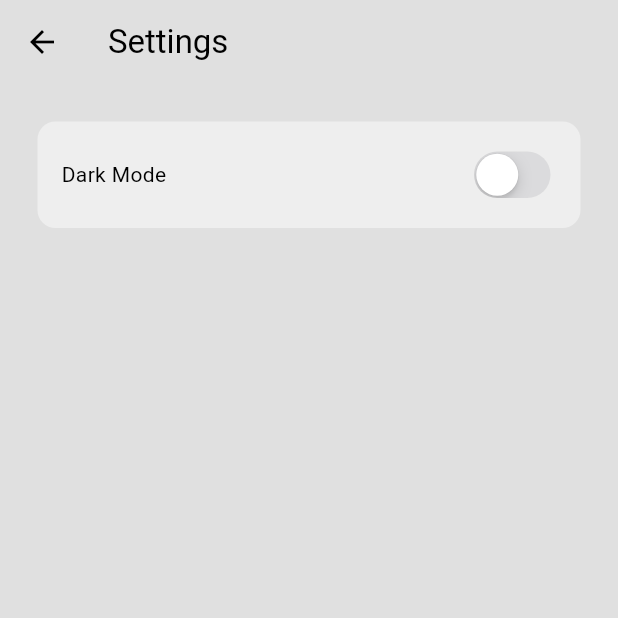
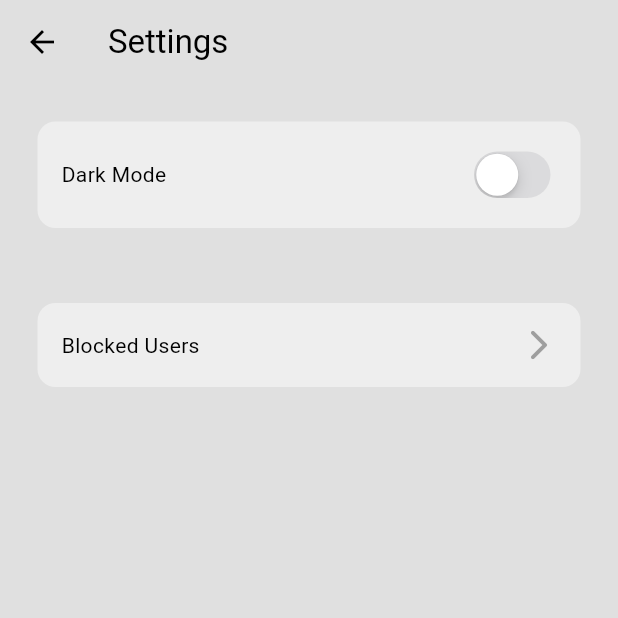
Before and after one commit to AgrPaavan/flutter-chat-app, a Flutter app: the screen it shows once a user with an empty profile is signed in, in the side drawer, after a tap on "S E T T I N G S", on a phone screen of 412 x 824 dp, the top half of it. Run offline on Flutter 3.47's test engine with Material 3 defaults, Android fonts, the phone set to English and light mode, and no system bars; our stand-ins replace cloud_firestore, firebase_auth, firebase_core; accounts and stored records are empty; statements that could not run were skipped.

```diff
--- a/lib/pages/chat_page.dart
+++ b/lib/pages/chat_page.dart
@@ -9,7 +9,7 @@ class ChatPage extends StatefulWidget {
   final String receiverEmail;
   final String receiverId;
 
-  ChatPage({
+  const ChatPage({
     super.key,
     required this.receiverEmail,
     required this.receiverId,
@@ -119,11 +119,11 @@ class _ChatPageState extends State<ChatPage> {
 
     bool isCurrentUser = data['senderId'] == _authService.getCurrentUser()!.uid;
 
-    var alignmenst =
+    var alignment =
         isCurrentUser ? Alignment.centerRight : Alignment.centerLeft;
 
     return Container(
-      alignment: alignmenst,
+      alignment: alignment,
       child: ChatBubble(
         message: data["message"],
         isCurrentUser: isCurrentUser,
--- a/lib/pages/settings_page.dart
+++ b/lib/pages/settings_page.dart
@@ -1,3 +1,4 @@
+import "package:chat_app/pages/blocked_users_page.dart";
 import "package:chat_app/themes/theme_provider.dart";
 import "package:flutter/cupertino.dart";
 import "package:flutter/material.dart";
@@ -8,15 +9,29 @@ class SettingsPage extends StatelessWidget {
 
   @override
   Widget build(BuildContext context) {
+    bool isDarkMode =
+        Provider.of<ThemeProvider>(context, listen: false).isDarkMode;
+
     return Scaffold(
       backgroundColor: Theme.of(context).colorScheme.surface,
       appBar: AppBar(
-        title: const Text("Settings"),
+        title: Text(
+          "Settings",
+          style: TextStyle(
+            color: isDarkMode ? Colors.white : Colors.black,
+          ),
+        ),
         backgroundColor: Colors.transparent,
         foregroundColor: Colors.black,
         elevation: 0,
       ),
-      body: Container(
+      body: Center(
+        child: ConstrainedBox(
+          constraints: const BoxConstraints(maxWidth: 600),
+          child: Column(
+            children: [
+              // Theme toggle
+              Container(
                 decoration: BoxDecoration(
                     color: Theme.of(context).colorScheme.secondary,
                     borderRadius: BorderRadius.circular(12)),
@@ -27,7 +42,8 @@ class SettingsPage extends StatelessWidget {
                   children: [
                     const Text("Dark Mode"),
                     CupertinoSwitch(
-                value: Provider.of<ThemeProvider>(context, listen: false)
+                        value:
+                            Provider.of<ThemeProvider>(context, listen: false)
                                 .isDarkMode,
                         onChanged: (value) =>
                             Provider.of<ThemeProvider>(context, listen: false)
@@ -35,6 +51,36 @@ class SettingsPage extends StatelessWidget {
                   ],
                 ),
               ),
+
+              // Blocked users page
+              GestureDetector(
+                onTap: () {
+                  Navigator.push(
+                    context,
+                    MaterialPageRoute(builder: (context) => BlockedUsersPage()),
+                  );
+                },
+                child: Container(
+                  decoration: BoxDecoration(
+                      color: Theme.of(context).colorScheme.secondary,
+                      borderRadius: BorderRadius.circular(12)),
+                  margin: const EdgeInsets.all(25),
+                  padding: const EdgeInsets.all(16),
+                  child: Row(
+                      mainAxisAlignment: MainAxisAlignment.spaceBetween,
+                      children: [
+                        const Text("Blocked Users"),
+                        Icon(
+                          Icons.arrow_forward_ios_rounded,
+                          color: Theme.of(context).colorScheme.primary,
+                        ),
+                      ]),
+                ),
+              ),
+            ],
+          ),
+        ),
+      ),
     );
   }
 }
--- a/lib/services/chat/chart_service.dart
+++ b/lib/services/chat/chart_service.dart
@@ -127,7 +127,7 @@ class ChatService extends ChangeNotifier {
       final blockedUserIds = snapshot.docs.map((doc) => doc.id).toList();
 
       final userDocs = await Future.wait(blockedUserIds
-          .map((id) => _firestore.collection("user").doc(id).get()));
+          .map((id) => _firestore.collection("users").doc(id).get()));
 
       return userDocs.map((doc) => doc.data() as Map<String, dynamic>).toList();
     });
```
Also changed, not shown: lib/components/chat_bubble.dart (+7 -1 lines), lib/pages/blocked_users_page.dart (added, +84 -0 lines). Lines whose indentation alone changed are shown as unchanged.
